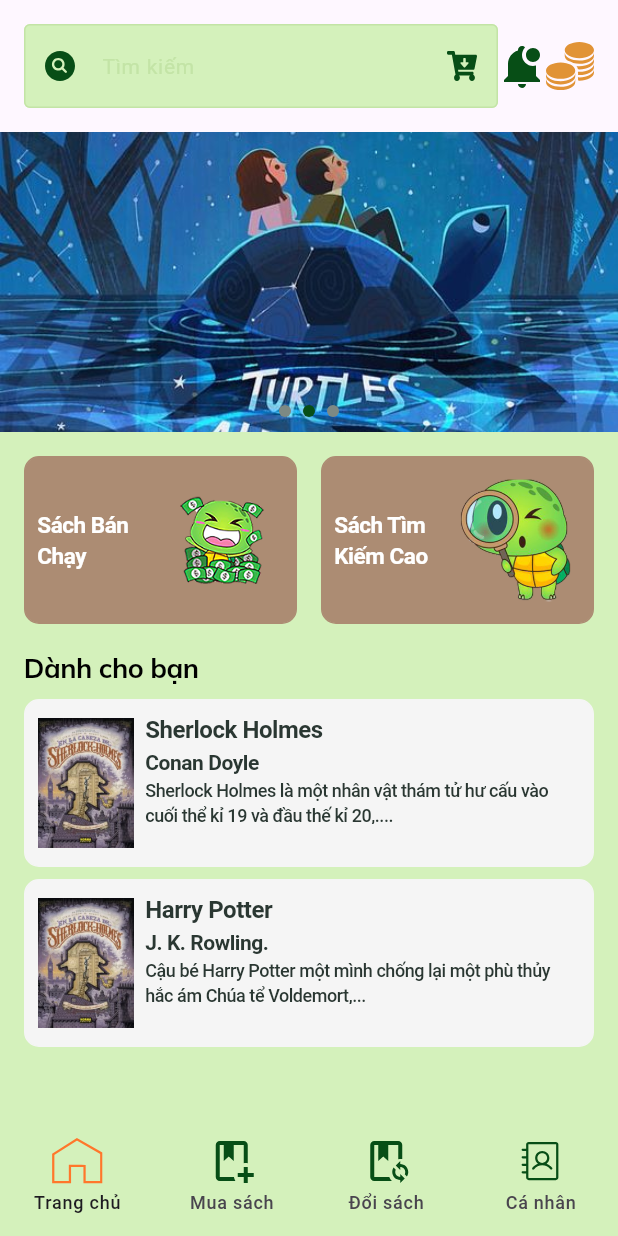
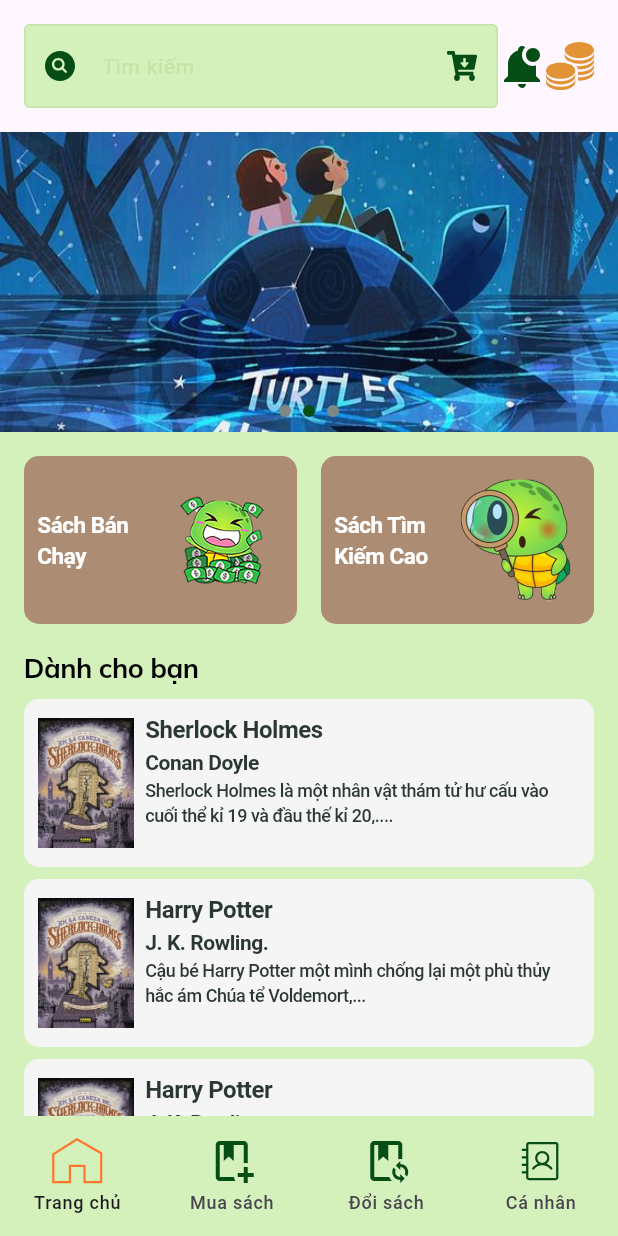
Before and after one commit to TaQuangKhoi/ex_book, a Flutter app: the screen it shows after launch, on a phone screen of 412 x 824 dp. Run offline on Flutter 3.47's test engine with Material 2 defaults, Android fonts, the phone set to English and light mode, and no system bars; our stand-ins replace cloud_firestore, firebase_core, flutter_svg, google_fonts; accounts and stored records are empty.

Commit message:
Add padding bottom for Dành cho bạn

```diff
--- a/lib/pages/home_page.dart
+++ b/lib/pages/home_page.dart
@@ -25,6 +25,12 @@ class _HomePageState extends State<HomePage> {
         author: 'Conan Doyle',
         description:
             'Sherlock Holmes là một nhân vật thám tử hư cấu vào cuối thể kỉ 19 và đầu thế kỉ 20,....',
+        imagePath: 'assets/home_page/sherlock_homes.png'),
+    Book(
+        author: 'J. K. Rowling.',
+        name: 'Harry Potter',
+        description:
+            'Cậu bé Harry Potter một mình chống lại một phù thủy hắc ám Chúa tể Voldemort,...',
         imagePath: 'assets/home_page/sherlock_homes.png'),
     Book(
         author: 'J. K. Rowling.',
@@ -78,7 +84,9 @@ class _HomePageState extends State<HomePage> {
                     )),
               ],
             ),
-            Column(
+            Padding(
+              padding: EdgeInsets.only(bottom: 8),
+              child: Column(
                 children: [
                   Align(
                     alignment: Alignment.centerLeft,
@@ -113,6 +121,7 @@ class _HomePageState extends State<HomePage> {
                     shrinkWrap: true,
                   ),
                 ],
+              ),
             )
           ],
         ),
```
Lines whose indentation alone changed are shown as unchanged.
